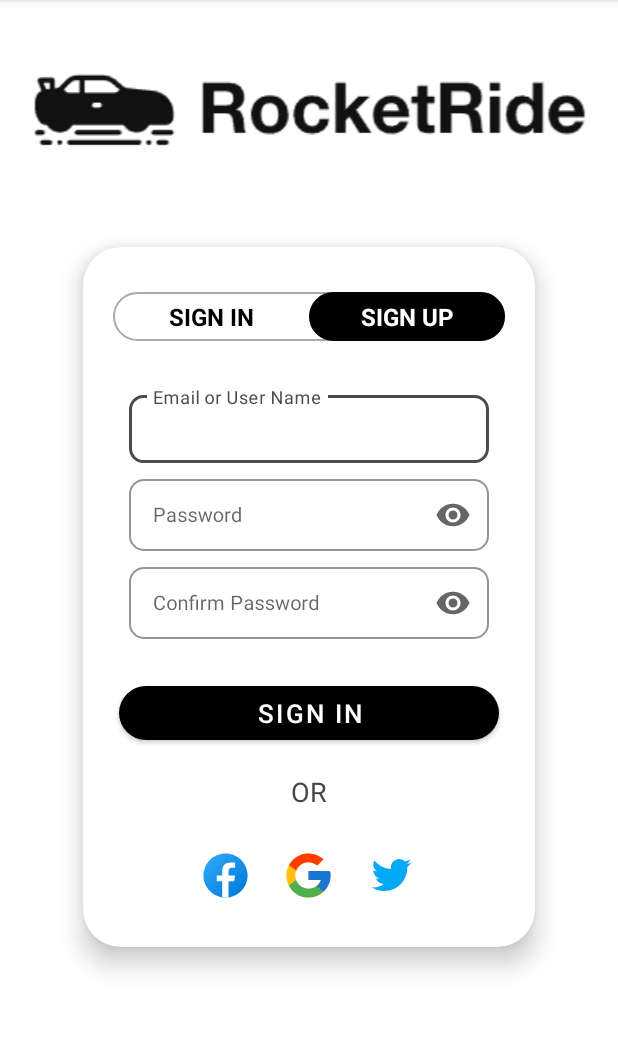
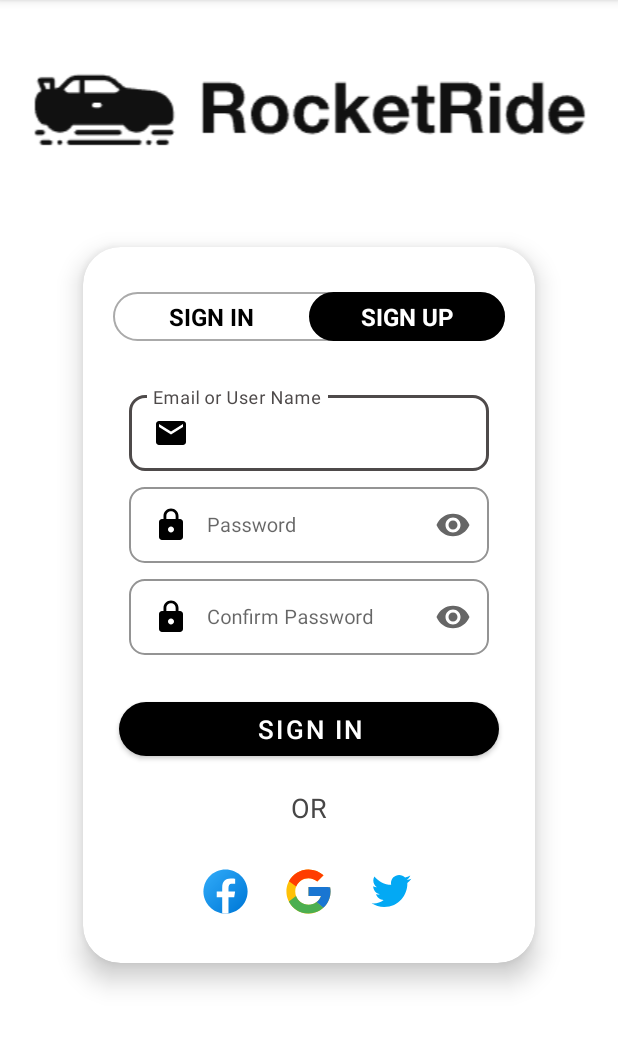
Before and after one commit to GalKoaz/RocketRide, an Android app: the screen it shows after launch (MainActivity), after a tap on "SIGN UP", on a phone screen of 412 x 824 dp, the part 84-1134 px from its top. Run offline under Robolectric (Android 15) with nearby library versions, the phone set to English and light mode, and no system bars.

```diff
--- a/app/src/main/res/layout/activity_main.xml
+++ b/app/src/main/res/layout/activity_main.xml
@@ -184,6 +184,8 @@
                         android:id="@+id/eMails"
                         android:layout_width="match_parent"
                         android:layout_height="wrap_content"
+                        android:drawableStart="@drawable/ic_baseline_email_24"
+                        android:drawablePadding="12dp"
                         android:ems="10"
                         android:inputType="textPersonName|textEmailAddress"
                         android:textColor="@color/black"
@@ -209,6 +211,8 @@
                         android:id="@+id/passwordss"
                         android:layout_width="match_parent"
                         android:layout_height="wrap_content"
+                        android:drawableStart="@drawable/ic_baseline_lock_24"
+                        android:drawablePadding="12dp"
                         android:ems="10"
                         android:inputType="textPassword"
                         android:textColor="@color/black"
@@ -234,6 +238,8 @@
                         android:id="@+id/passwords01"
                         android:layout_width="match_parent"
                         android:layout_height="wrap_content"
+                        android:drawableStart="@drawable/ic_baseline_lock_24"
+                        android:drawablePadding="12dp"
                         android:ems="10"
                         android:inputType="textPassword"
                         android:textColor="@color/black"
```
